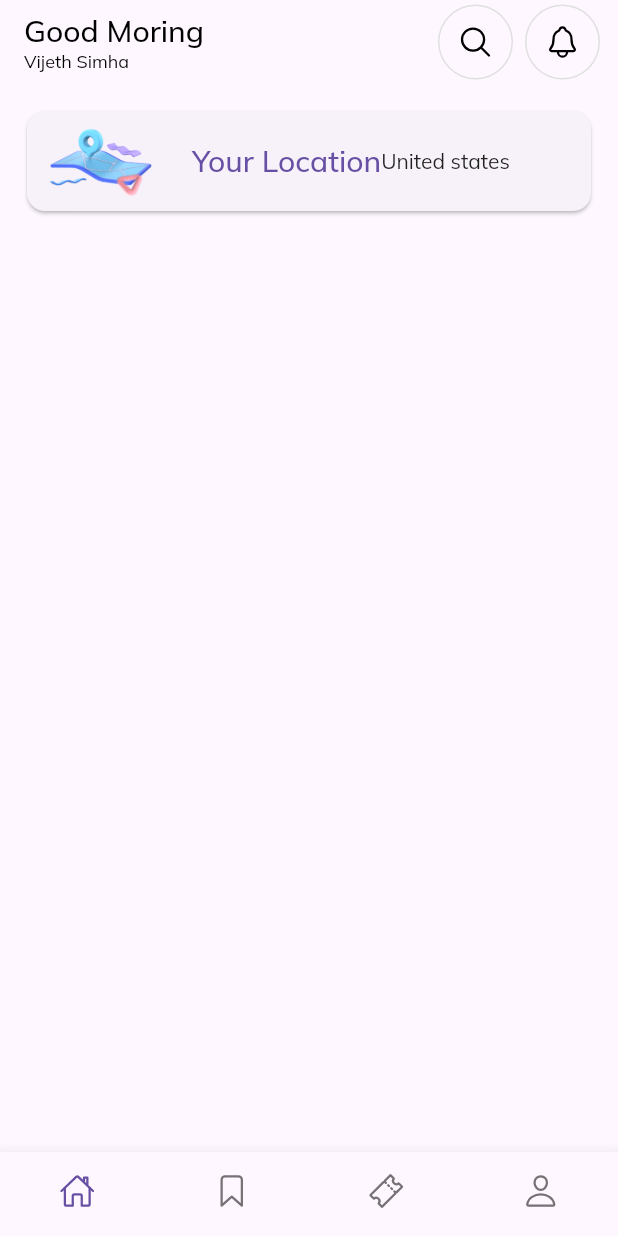
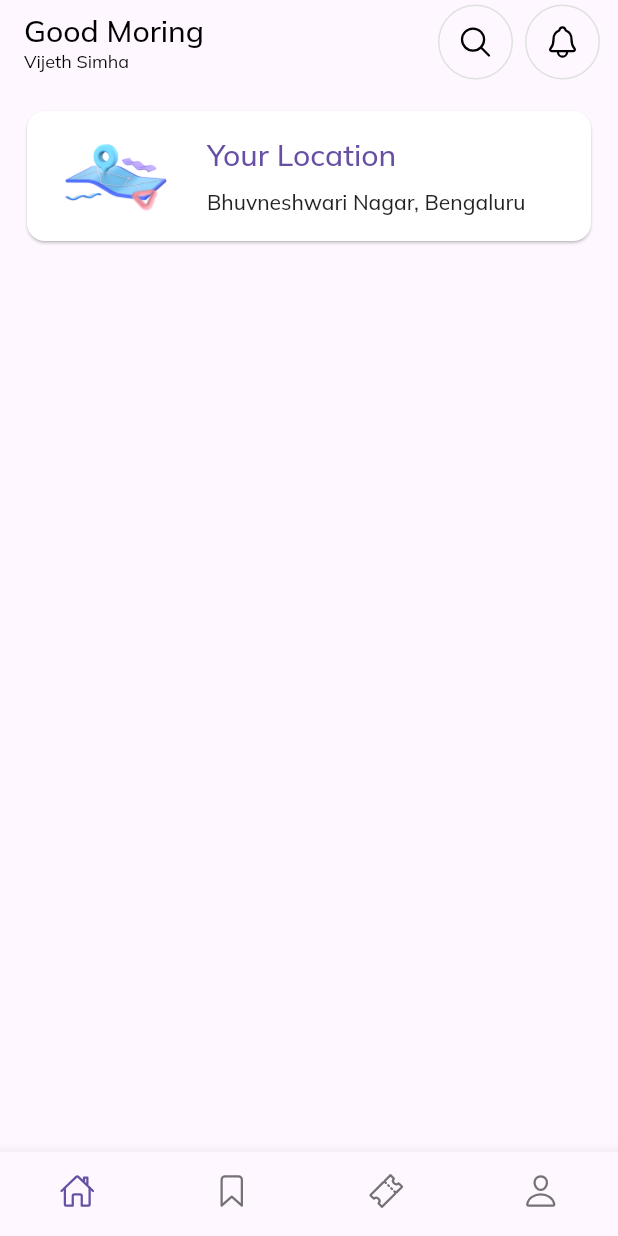
Before and after one commit to vijeth-simha/flutter_ui_playground, a Flutter app: the HomePage screen opened directly, on a phone screen of 412 x 824 dp. Run offline on Flutter 3.47's test engine with Material 2 defaults, Android fonts, the phone set to English and light mode, and no system bars; our stand-ins replace google_fonts, ionicons.

Commit message:
location card added

```diff
--- a/lib/widget/location_card.dart
+++ b/lib/widget/location_card.dart
@@ -6,6 +6,11 @@ class LocationCard extends StatelessWidget {
   @override
   Widget build(BuildContext context) {
     return Card(
+      elevation: 0.8,
+      color: const Color.fromARGB(255, 255, 255, 255),
+      shape: RoundedRectangleBorder(borderRadius: BorderRadius.circular(12)),
+      child: Padding(
+        padding: const EdgeInsets.all(10.0),
         child: Row(
           children: [
             Image.asset(
@@ -15,6 +20,9 @@ class LocationCard extends StatelessWidget {
             const SizedBox(
               width: 10,
             ),
+            Column(
+              crossAxisAlignment: CrossAxisAlignment.start,
+              children: [
                 Text(
                   "Your Location",
                   style: Theme.of(context)
@@ -25,8 +33,14 @@ class LocationCard extends StatelessWidget {
                 const SizedBox(
                   height: 10,
                 ),
-          const Text("United states")
+                Text(
+                  "Bhuvneshwari Nagar, Bengaluru",
+                  style: Theme.of(context).textTheme.labelLarge,
+                )
               ],
+            ),
+          ],
+        ),
       ),
     );
   }
```
Lines whose indentation alone changed are shown as unchanged.
